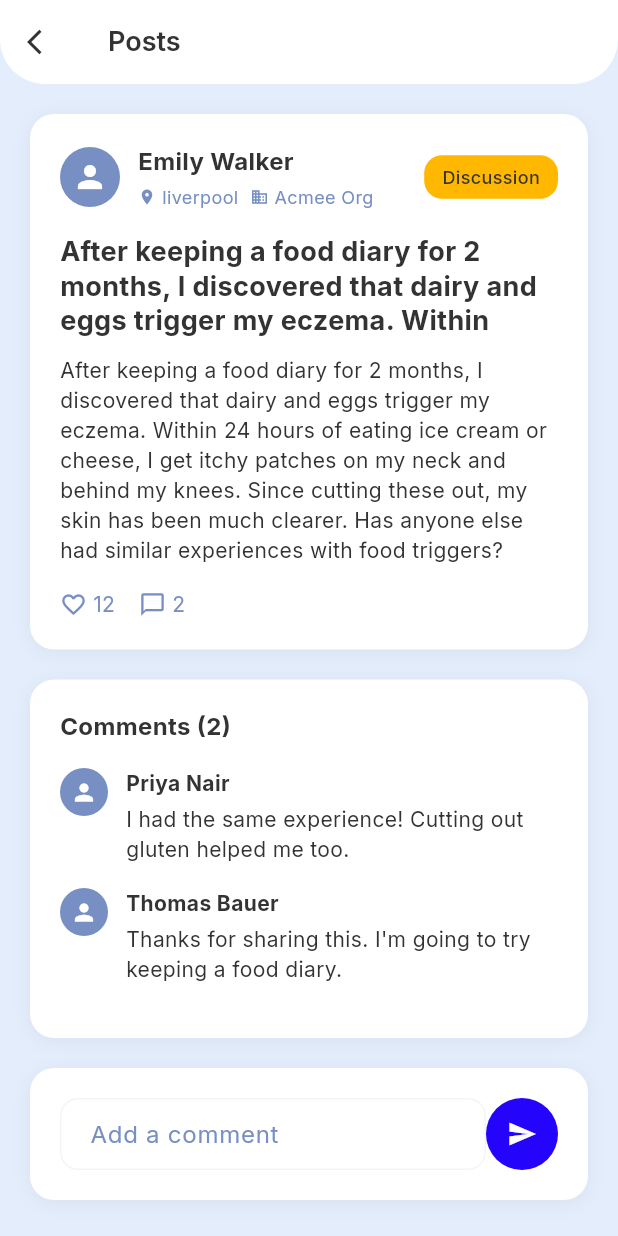
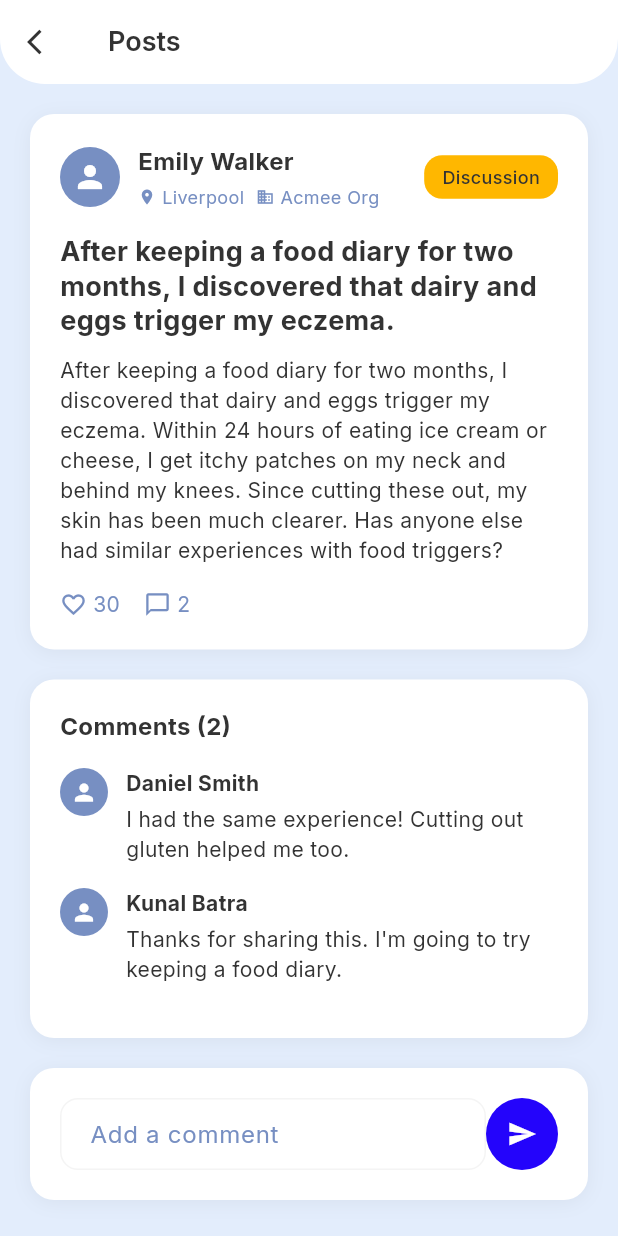
Before and after one commit to philippearmel/corare3, a Flutter app: the screen it shows after launch, after a tap on "Emily Walker", on a phone screen of 412 x 824 dp. Run offline on Flutter 3.47's test engine with Material 3 defaults, Android fonts, the phone set to English and light mode, and no system bars; our stand-ins replace go_router, google_fonts; network calls fail.

Commit message:
fix in UI

```diff
--- a/lib/data/feed_data.dart
+++ b/lib/data/feed_data.dart
@@ -6,11 +6,11 @@ class FeedData {
   static final User _emilyWalker = User(
     id: 'feed_user_1',
     name: 'Emily Walker',
-    location: 'liverpool',
+    location: 'Liverpool',
     organization: 'Acmee Org',
     bio:
         'First-time mom to baby Noah (3 months); learning gentle handling, bath time setups, and quick diaper-change techniques, seeking other newborn tips.',
-    condition: 'Brugada Syndrome',
+    condition: 'Eczema',
     diagnosedSince: '2018',
     memberSince: '1 week',
     isOnline: true,
@@ -24,30 +24,36 @@ class FeedData {
     ],
   );
 
-  static final User _priyaNair = User(
+  static final User _danielSmith = User(
     id: 'feed_user_2',
-    name: 'Priya Nair',
-    location: 'nottingham',
+    name: 'Daniel Smith',
+    location: 'Austin',
+    organization: 'Ecms Co',
     bio:
-        'Amateur photographer who plans outdoor shoots around shade and wind -happy to trade sun/heat strategies and travel packing lists.',
-    condition: 'Epidermolysis bullosa',
-    diagnosedSince: '2020',
-    memberSince: '1 week',
+        'Software developer who found relief through lifestyle changes. Love sharing practical tips with the community.',
+    condition: 'Eczema',
+    diagnosedSince: '2019',
+    memberSince: '6 months',
     isOnline: true,
     avatar:
         "https://img.freepik.com/free-photo/good-looking-caucasian-female-with-blonde-straight-hair-wearing-glasses-denim-shirt-smiles-happily-has-good-mood-after-successful-day-university-glad-pleased-pose_176420-13174.jpg",
-    interests: ['📸 Photography', '✈️ Travel', '🌿 Nature', '🎨 Art'],
+    interests: ['💻 Technology', '🏃‍♂️ Running', '📖 Books', '🎮 Gaming'],
   );
 
-  static final User _thomasBauer = User(
+  static final User _kunalBatra = User(
     id: 'feed_user_3',
-    name: 'Thomas Bauer',
-    location: 'london',
-    memberSince: '1 week',
+    name: 'Kunal Batra',
+    location: 'London',
+    organization: 'Enic Org',
+    bio:
+        'Software engineer passionate about health and wellness. Always looking for new ways to manage my condition.',
+    condition: 'Psoriasis',
+    diagnosedSince: '2020',
+    memberSince: '1 year',
     isOnline: true,
     avatar:
         "https://img.freepik.com/free-photo/handsome-young-man-white-t-shirt_273609-7048.jpg",
-    interests: ['⚽ Sports', '💻 Technology', '🎵 Music'],
+    interests: ['💻 Technology', '🏃‍♂️ Fitness', '📚 Reading', '🎵 Music'],
   );
 
   static final User _marcelSupa = User(
@@ -104,37 +110,37 @@ class FeedData {
       id: '1',
       author: _emilyWalker,
       title:
-          'After keeping a food diary for 2 months, I discovered that dairy and eggs trigger my eczema. Within',
+          'After keeping a food diary for two months, I discovered that dairy and eggs trigger my eczema.',
       content:
-          'After keeping a food diary for 2 months, I discovered that dairy and eggs trigger my eczema. Within 24 hours of eating ice cream or cheese, I get itchy patches on my neck and behind my knees. Since cutting these out, my skin has been much clearer. Has anyone else had similar experiences with food triggers?',
+          'After keeping a food diary for two months, I discovered that dairy and eggs trigger my eczema. Within 24 hours of eating ice cream or cheese, I get itchy patches on my neck and behind my knees. Since cutting these out, my skin has been much clearer. Has anyone else had similar experiences with food triggers?',
       category: 'Discussion',
       createdAt: DateTime.now().subtract(const Duration(days: 7)),
       commentCount: 2,
-      likeCount: 12,
+      likeCount: 30,
     ),
     Post(
       id: '2',
-      author: _emilyWalker,
+      author: _danielSmith,
       title:
-          'Every winter, like clockwork, my psoriasis gets worse. The dry air and cold weather make my scalp an',
+          'I\'ve been dealing with eczema for 5 years now and I\'ve finally figured out my biggest trigger, stress and poor diet.',
       content:
-          'Every winter, like clockwork, my psoriasis gets worse. The dry air and cold weather make my scalp and knees flare up with thick, silvery scales. This year I\'m being proactive - using a humidifier in my bedroom, applying coconut oil after showers, and switching to fragrance-free products. What are your winter psoriasis management strategies?',
-      category: 'Discussion',
-      createdAt: DateTime.now().subtract(const Duration(days: 7)),
-      commentCount: 1,
-      likeCount: 8,
+          'I\'ve been dealing with eczema for 5 years now and I\'ve finally figured out my biggest trigger, stress and poor diet. When I lower my stress levels and improve my diet my symptoms are almost gone and I can finally live normally again. Has anyone else experienced this connection?',
+      category: 'Announcement',
+      createdAt: DateTime.now().subtract(const Duration(days: 5)),
+      commentCount: 10,
+      likeCount: 0,
     ),
     Post(
       id: '3',
-      author: _priyaNair,
+      author: _kunalBatra,
       title:
-          'I\'ve been dealing with eczema for 5 years now, and I\'ve finally figured out my biggest trigger: stre',
+          'I noticed that in winter my psoriasis gets worse. Is anyone experiencing the same?',
       content:
-          'I\'ve been dealing with eczema for 5 years now, and I\'ve finally figured out my biggest trigger: stress. When work gets overwhelming, my skin flares up within hours. I\'ve started meditation and regular exercise, which has helped significantly.',
-      category: 'Discussion',
-      createdAt: DateTime.now().subtract(const Duration(days: 7)),
-      commentCount: 0,
-      likeCount: 5,
+          'Every winter, like clockwork, my psoriasis gets worse. The dry air and cold weather make my scalp flare up with thick, silvery scales. This year I\'m being proactive - using a humidifier in my bedroom, applying coconut oil after showers, and switching to fragrance-free products. What are your winter psoriasis management strategies?',
+      category: 'Question',
+      createdAt: DateTime.now().subtract(const Duration(days: 3)),
+      commentCount: 10,
+      likeCount: 0,
     ),
     Post(
       id: '4',
@@ -182,7 +188,7 @@ class FeedData {
     ),
     Post(
       id: '8',
-      author: _thomasBauer,
+      author: _kunalBatra,
       title: 'Community Meetup - London This Saturday!',
       content:
           'Hey everyone! We\'re organizing a casual meetup this Saturday at Hyde Park (2 PM near the Serpentine). It\'s a great chance to connect in person, share experiences, and just hang out with people who understand. No pressure to talk about your condition - just come for the community! DM me if you\'re interested. ☀️',
@@ -220,13 +226,13 @@ class FeedData {
     '1': [
       Comment(
         id: 'c1',
-        author: _priyaNair,
+        author: _danielSmith,
         content: 'I had the same experience! Cutting out gluten helped me too.',
         createdAt: DateTime.now().subtract(const Duration(hours: 12)),
       ),
       Comment(
         id: 'c2',
-        author: _thomasBauer,
+        author: _kunalBatra,
         content:
             'Thanks for sharing this. I\'m going to try keeping a food diary.',
         createdAt: DateTime.now().subtract(const Duration(hours: 6)),
--- a/lib/widgets/post_card.dart
+++ b/lib/widgets/post_card.dart
@@ -37,8 +37,8 @@ class PostCard extends StatelessWidget {
             Row(
               children: [
                 Container(
-                  width: 40,
-                  height: 40,
+                  width: 70,
+                  height: 70,
                   decoration: BoxDecoration(
                     shape: BoxShape.circle,
                     color: AppTheme.mediumBlue,
@@ -49,16 +49,16 @@ class PostCard extends StatelessWidget {
                       ? ClipOval(
                           child: Image.network(
                             post.author.avatar!,
-                            width: 40,
-                            height: 40,
+                            width: 70,
+                            height: 70,
                             fit: BoxFit.cover,
                             loadingBuilder: (context, child, loadingProgress) {
                               if (loadingProgress == null) {
                                 return child;
                               }
                               return const SizedBox(
-                                width: 40,
-                                height: 40,
+                                width: 70,
+                                height: 70,
                                 child: Center(
                                   child: CircularProgressIndicator(
                                     strokeWidth: 2,
@@ -86,6 +86,7 @@ class PostCard extends StatelessWidget {
                 Expanded(
                   child: Column(
                     crossAxisAlignment: CrossAxisAlignment.start,
+                    mainAxisAlignment: MainAxisAlignment.center,
                     children: [
                       Text(
                         post.author.name,
@@ -96,33 +97,40 @@ class PostCard extends StatelessWidget {
                         ),
                       ),
                       const SizedBox(height: 2),
+                      if (post.author.location != null && post.author.location!.isNotEmpty)
                         Row(
                           children: [
                             const Icon(
                               Icons.location_on,
                               size: 12,
-                            color: AppTheme.mediumBlue,
+                              color: Color(0xFFFFB700),
                             ),
                             const SizedBox(width: 4),
                             Text(
-                            post.author.location ?? '',
+                              post.author.location!,
                               style: GoogleFonts.inter(
                                 fontSize: 12,
-                              color: AppTheme.mediumBlue,
+                                color: AppTheme.darkGray,
                               ),
                             ),
-                          const SizedBox(width: 8),
+                          ],
+                        ),
+                      if (post.author.location != null && post.author.location!.isNotEmpty)
+                        const SizedBox(height: 2),
+                      if (post.author.organization != null && post.author.organization!.isNotEmpty)
+                        Row(
+                          children: [
                             const Icon(
                               Icons.business,
                               size: 12,
-                            color: AppTheme.mediumBlue,
+                              color: Color(0xFFFFB700),
                             ),
                             const SizedBox(width: 4),
                             Text(
-                            post.author.organization ?? '',
+                              post.author.organization!,
                               style: GoogleFonts.inter(
                                 fontSize: 12,
-                              color: AppTheme.mediumBlue,
+                                color: AppTheme.darkGray,
                               ),
                             ),
                           ],
@@ -162,7 +170,7 @@ class PostCard extends StatelessWidget {
               children: [
                 if (post.likeCount > 0) ...[
                   const Icon(
-                    Icons.favorite_border,
+                    Icons.favorite,
                     size: 18,
                     color: AppTheme.mediumBlue,
                   ),
@@ -199,27 +207,33 @@ class PostCard extends StatelessWidget {
 
   Widget _buildPostTypeTag(String category) {
     Color backgroundColor;
+    Color borderColor;
     String label;
 
     switch (category.toLowerCase()) {
       case 'discussion':
-        backgroundColor = AppTheme.yellowTag;
+        backgroundColor = const Color(0xFFFFF9E6);
+        borderColor = const Color(0xFFFFB700);
         label = 'Discussion';
         break;
       case 'question':
-        backgroundColor = const Color(0xFFE0E7FF);
+        backgroundColor = const Color(0xFFF3E8FF);
+        borderColor = const Color(0xFF8B5CF6);
         label = 'Question';
         break;
       case 'advice':
-        backgroundColor = const Color(0xFFD1FAE5);
+        backgroundColor = const Color(0xFFECFDF5);
+        borderColor = const Color(0xFF10B981);
         label = 'Advice';
         break;
       case 'announcement':
-        backgroundColor = const Color(0xFFFEF3C7);
+        backgroundColor = const Color(0xFFF0FDF4);
+        borderColor = const Color(0xFF22C55E);
         label = 'Announcement';
         break;
       default:
-        backgroundColor = AppTheme.yellowTag;
+        backgroundColor = const Color(0xFFFFF9E6);
+        borderColor = const Color(0xFFFFB700);
         label = 'Discussion';
         break;
     }
@@ -228,7 +242,8 @@ class PostCard extends StatelessWidget {
       padding: const EdgeInsets.symmetric(horizontal: 12, vertical: 6),
       decoration: BoxDecoration(
         color: backgroundColor,
-        borderRadius: BorderRadius.circular(12),
+        border: Border.all(color: borderColor, width: 1),
+        borderRadius: BorderRadius.circular(16),
       ),
       child: Text(
         label,
```
Also changed, not shown: 3 other files. Lines whose indentation alone changed are shown as unchanged.
